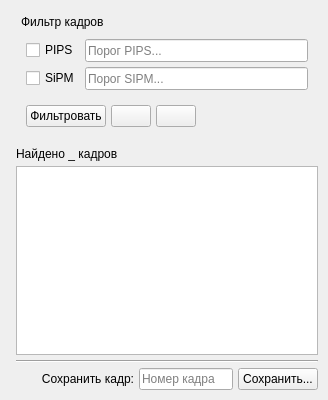
The window that app/widgets/viewer_hdf5/filter_viewer_widget.ui (AtariVC/ddii_scopus) describes before a commit, drawn with Qt 5.
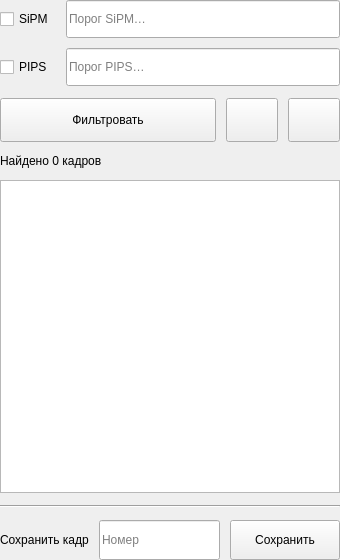
The same window after the commit. Custom widgets are drawn as their Qt base class.

Commit message: refactor: update FilterViewerWidget layout and styling for improved UI

```diff
--- a/app/widgets/viewer_hdf5/filter_viewer_widget.ui
+++ b/app/widgets/viewer_hdf5/filter_viewer_widget.ui
@@ -3,347 +3,134 @@
  <class>FilterViewerWidget</class>
  <widget class="QWidget" name="FilterViewerWidget">
   <property name="geometry">
-   <rect>
-    <x>0</x>
-    <y>0</y>
-    <width>328</width>
-    <height>400</height>
-   </rect>
+   <rect><x>0</x><y>0</y><width>340</width><height>560</height></rect>
   </property>
-  <property name="sizePolicy">
-   <sizepolicy hsizetype="Expanding" vsizetype="Expanding">
-    <horstretch>0</horstretch>
-    <verstretch>0</verstretch>
-   </sizepolicy>
-  </property>
-  <property name="minimumSize">
-   <size>
-    <width>0</width>
-    <height>400</height>
-   </size>
-  </property>
-  <property name="windowTitle">
-   <string>Form</string>
-  </property>
-  <layout class="QGridLayout" name="gridLayout">
-   <property name="topMargin">
-    <number>5</number>
-   </property>
-   <property name="rightMargin">
-    <number>5</number>
-   </property>
-   <property name="bottomMargin">
-    <number>5</number>
-   </property>
-   <property name="horizontalSpacing">
-    <number>5</number>
-   </property>
-   <property name="verticalSpacing">
-    <number>0</number>
-   </property>
-   <item row="0" column="0">
-    <layout class="QVBoxLayout" name="verticalLayout_2" stretch="0">
-     <property name="spacing">
-      <number>5</number>
-     </property>
-     <property name="leftMargin">
-      <number>5</number>
-     </property>
-     <property name="topMargin">
-      <number>5</number>
-     </property>
-     <property name="rightMargin">
-      <number>5</number>
-     </property>
-     <property name="bottomMargin">
-      <number>5</number>
-     </property>
-     <item>
-      <layout class="QVBoxLayout" name="verticalLayout">
-       <property name="leftMargin">
-        <number>5</number>
-       </property>
-       <property name="topMargin">
-        <number>5</number>
-       </property>
-       <property name="rightMargin">
-        <number>5</number>
-       </property>
-       <property name="bottomMargin">
-        <number>5</number>
-       </property>
-       <item>
-        <widget class="QLabel" name="label_2">
-         <property name="text">
-          <string>Фильтр кадров</string>
-         </property>
-        </widget>
-       </item>
-       <item>
-        <layout class="QGridLayout" name="gridLayout_2" rowstretch="0,0,0" columnstretch="0,0">
-         <property name="leftMargin">
-          <number>5</number>
-         </property>
-         <property name="topMargin">
-          <number>5</number>
-         </property>
-         <property name="rightMargin">
-          <number>5</number>
-         </property>
-         <property name="bottomMargin">
-          <number>5</number>
-         </property>
-         <property name="spacing">
-          <number>5</number>
-         </property>
-         <item row="1" column="0">
-          <widget class="QCheckBox" name="checkBox_pips">
-           <property name="styleSheet">
-            <string notr="true">font: 11pt &quot;MS Shell Dlg 2&quot;;</string>
-           </property>
-           <property name="text">
-            <string>PIPS</string>
-           </property>
-          </widget>
-         </item>
-         <item row="2" column="0">
-          <widget class="QCheckBox" name="checkBox_sipm">
-           <property name="styleSheet">
-            <string notr="true">font: 11pt &quot;MS Shell Dlg 2&quot;;</string>
-           </property>
-           <property name="text">
-            <string>SiPM</string>
-           </property>
-          </widget>
-         </item>
-         <item row="1" column="1">
-          <widget class="QLineEdit" name="lineEdit_threshold_pips">
-           <property name="sizePolicy">
-            <sizepolicy hsizetype="Expanding" vsizetype="Fixed">
-             <horstretch>0</horstretch>
-             <verstretch>0</verstretch>
-            </sizepolicy>
-           </property>
-           <property name="minimumSize">
-            <size>
-             <width>70</width>
-             <height>23</height>
-            </size>
-           </property>
-           <property name="styleSheet">
-            <string notr="true">font: 9pt &quot;MS Shell Dlg 2&quot;;</string>
-           </property>
-           <property name="placeholderText">
-            <string>Порог PIPS...</string>
-           </property>
-          </widget>
-         </item>
-         <item row="2" column="1">
-          <widget class="QLineEdit" name="lineEdit_threshold_sipm">
-           <property name="minimumSize">
-            <size>
-             <width>70</width>
-             <height>23</height>
-            </size>
-           </property>
-           <property name="styleSheet">
-            <string notr="true">font: 9pt &quot;MS Shell Dlg 2&quot;;</string>
-           </property>
-           <property name="placeholderText">
-            <string>Порог SIPM...</string>
-           </property>
-          </widget>
-         </item>
-        </layout>
-       </item>
-       <item>
-        <layout class="QHBoxLayout" name="horizontalLayout">
-         <property name="leftMargin">
-          <number>5</number>
-         </property>
-         <property name="topMargin">
-          <number>5</number>
-         </property>
-         <property name="rightMargin">
-          <number>5</number>
-         </property>
-         <property name="bottomMargin">
-          <number>5</number>
-         </property>
-         <item>
-          <widget class="PrimaryButton" name="pushButton_filter">
-           <property name="minimumSize">
-            <size>
-             <width>0</width>
-             <height>0</height>
-            </size>
-           </property>
-           <property name="maximumSize">
-            <size>
-             <width>10000</width>
-             <height>16777215</height>
-            </size>
-           </property>
-           <property name="styleSheet">
-            <string notr="true">font: 11pt &quot;MS Shell Dlg 2&quot;;</string>
-           </property>
-           <property name="text">
-            <string>Фильтровать</string>
-           </property>
-          </widget>
-         </item>
-         <item>
-          <widget class="IconButton" name="pushButton_prev">
-           <property name="maximumSize">
-            <size>
-             <width>10000</width>
-             <height>1000</height>
-            </size>
-           </property>
-           <property name="styleSheet">
-            <string notr="true">font: 11pt &quot;MS Shell Dlg 2&quot;;</string>
-           </property>
-           <property name="text">
-            <string/>
-           </property>
-          </widget>
-         </item>
-         <item>
-          <widget class="IconButton" name="pushButton_next">
-           <property name="maximumSize">
-            <size>
-             <width>100000</width>
-             <height>100000</height>
-            </size>
-           </property>
-           <property name="styleSheet">
-            <string notr="true">font: 11pt &quot;MS Shell Dlg 2&quot;;</string>
-           </property>
-           <property name="text">
-            <string/>
-           </property>
-          </widget>
-         </item>
-         <item>
-          <spacer name="horizontalSpacer_2">
-           <property name="orientation">
-            <enum>Qt::Horizontal</enum>
-           </property>
-           <property name="sizeHint" stdset="0">
-            <size>
-             <width>40</width>
-             <height>20</height>
-            </size>
-           </property>
-          </spacer>
-         </item>
-        </layout>
-       </item>
-      </layout>
+  <property name="minimumSize"><size><width>0</width><height>0</height></size></property>
+  <property name="windowTitle"><string>Фильтр кадров</string></property>
+  <layout class="QVBoxLayout" name="root">
+   <property name="leftMargin"><number>0</number></property>
+   <property name="topMargin"><number>0</number></property>
+   <property name="rightMargin"><number>0</number></property>
+   <property name="bottomMargin"><number>0</number></property>
+   <property name="spacing"><number>12</number></property>
+
+   <!-- заголовок «ФИЛЬТР КАДРОВ» рисует колонка инспектора (_section_label),
+        поэтому внутри виджета его нет — иначе дублируется -->
+
+   <!-- каналы + пороги: чекбокс слева фиксирован, поле справа тянется -->
+   <item>
+    <layout class="QGridLayout" name="grid_filters" columnstretch="0,1">
+     <property name="horizontalSpacing"><number>12</number></property>
+     <property name="verticalSpacing"><number>10</number></property>
+     <item row="0" column="0">
+      <widget class="CheckBox" name="checkBox_sipm">
+       <property name="text"><string>SiPM</string></property>
+      </widget>
      </item>
+     <item row="0" column="1">
+      <widget class="LineEdit" name="lineEdit_threshold_sipm">
+       <property name="minimumSize"><size><width>0</width><height>38</height></size></property>
+       <property name="placeholderText"><string>Порог SiPM…</string></property>
+      </widget>
+     </item>
+     <item row="1" column="0">
+      <widget class="CheckBox" name="checkBox_pips">
+       <property name="text"><string>PIPS</string></property>
+      </widget>
+     </item>
+     <item row="1" column="1">
+      <widget class="LineEdit" name="lineEdit_threshold_pips">
+       <property name="minimumSize"><size><width>0</width><height>38</height></size></property>
+       <property name="placeholderText"><string>Порог PIPS…</string></property>
+      </widget>
+     </item>
     </layout>
    </item>
-   <item row="2" column="0">
-    <layout class="QVBoxLayout" name="verticalLayout_3">
-     <property name="spacing">
-      <number>5</number>
-     </property>
-     <property name="leftMargin">
-      <number>5</number>
-     </property>
-     <property name="topMargin">
-      <number>5</number>
-     </property>
-     <property name="rightMargin">
-      <number>5</number>
-     </property>
-     <property name="bottomMargin">
-      <number>5</number>
-     </property>
+
+   <!-- Фильтровать | ‹ | › -->
+   <item>
+    <layout class="QHBoxLayout" name="row_actions">
+     <property name="spacing"><number>10</number></property>
      <item>
-      <widget class="QLabel" name="label_3">
-       <property name="text">
-        <string>Найдено _ кадров</string>
-       </property>
+      <widget class="PrimaryButton" name="pushButton_filter">
+       <property name="minimumSize"><size><width>0</width><height>44</height></size></property>
+       <property name="text"><string>Фильтровать</string></property>
       </widget>
      </item>
      <item>
-      <widget class="QListWidget" name="listWidget_times"/>
+      <widget class="IconButton" name="pushButton_prev">
+       <property name="minimumSize"><size><width>52</width><height>44</height></size></property>
+       <property name="maximumSize"><size><width>52</width><height>44</height></size></property>
+       <property name="text"><string/></property>
+      </widget>
      </item>
      <item>
-      <widget class="Line" name="line">
-       <property name="orientation">
-        <enum>Qt::Horizontal</enum>
-       </property>
+      <widget class="IconButton" name="pushButton_next">
+       <property name="minimumSize"><size><width>52</width><height>44</height></size></property>
+       <property name="maximumSize"><size><width>52</width><height>44</height></size></property>
+       <property name="text"><string/></property>
       </widget>
      </item>
+    </layout>
+   </item>
+
+   <!-- счётчик найденного -->
+   <item>
+    <widget class="QLabel" name="label_found">
+     <property name="text"><string>Найдено 0 кадров</string></property>
+    </widget>
+   </item>
+
+   <!-- список кадров: наполняется в отдельной библиотеке, здесь пустой.
+        Высоту задаём явно — колонка инспектора виджет по вертикали не растягивает -->
+   <item>
+    <widget class="QListWidget" name="listWidget_times">
+     <property name="minimumSize"><size><width>0</width><height>300</height></size></property>
+    </widget>
+   </item>
+
+   <item>
+    <widget class="Line" name="line_save">
+     <property name="orientation"><enum>Qt::Horizontal</enum></property>
+    </widget>
+   </item>
+
+   <!-- Сохранить кадр: подпись · номер · кнопка -->
+   <item>
+    <layout class="QHBoxLayout" name="row_save">
+     <property name="spacing"><number>10</number></property>
      <item>
-      <layout class="QGridLayout" name="gridLayout_3">
-       <item row="0" column="2">
-        <widget class="QLineEdit" name="lineEdit_num_frame">
-         <property name="minimumSize">
-          <size>
-           <width>0</width>
-           <height>0</height>
-          </size>
-         </property>
-         <property name="styleSheet">
-          <string notr="true">font: 9pt &quot;MS Shell Dlg 2&quot;;</string>
-         </property>
-         <property name="placeholderText">
-          <string>Номер кадра</string>
-         </property>
-        </widget>
-       </item>
-       <item row="0" column="3">
-        <widget class="PrimaryButton" name="pushButton_save_frame">
-         <property name="minimumSize">
-          <size>
-           <width>0</width>
-           <height>0</height>
-          </size>
-         </property>
-         <property name="styleSheet">
-          <string notr="true">font: 11pt &quot;MS Shell Dlg 2&quot;;</string>
-         </property>
-         <property name="text">
-          <string>Сохранить...</string>
-         </property>
-        </widget>
-       </item>
-       <item row="0" column="1">
-        <widget class="QLabel" name="label">
-         <property name="styleSheet">
-          <string notr="true"/>
-         </property>
-         <property name="text">
-          <string>Сохранить кадр:</string>
-         </property>
-         <property name="alignment">
-          <set>Qt::AlignRight|Qt::AlignTrailing|Qt::AlignVCenter</set>
-         </property>
-        </widget>
-       </item>
-       <item row="0" column="0">
-        <spacer name="horizontalSpacer">
-         <property name="orientation">
-          <enum>Qt::Horizontal</enum>
-         </property>
-         <property name="sizeHint" stdset="0">
-          <size>
-           <width>40</width>
-           <height>20</height>
-          </size>
-         </property>
-        </spacer>
-       </item>
-      </layout>
+      <widget class="QLabel" name="label_save">
+       <property name="text"><string>Сохранить кадр</string></property>
+      </widget>
+     </item>
+     <item>
+      <widget class="LineEdit" name="lineEdit_num_frame">
+       <property name="minimumSize"><size><width>0</width><height>40</height></size></property>
+       <property name="placeholderText"><string>Номер</string></property>
+      </widget>
+     </item>
+     <item>
+      <widget class="PrimaryButton" name="pushButton_save_frame">
+       <property name="minimumSize"><size><width>110</width><height>40</height></size></property>
+       <property name="text"><string>Сохранить</string></property>
+      </widget>
      </item>
     </layout>
    </item>
   </layout>
  </widget>
  <customwidgets>
+  <customwidget>
+   <class>CheckBox</class>
+   <extends>QCheckBox</extends>
+   <header>dark_pro_widgets.widgets.controls</header>
+  </customwidget>
+  <customwidget>
+   <class>LineEdit</class>
+   <extends>QLineEdit</extends>
+   <header>dark_pro_widgets.widgets.controls</header>
+  </customwidget>
   <customwidget>
    <class>PrimaryButton</class>
    <extends>QPushButton</extends>
```
The commit also changes 1 other file.
